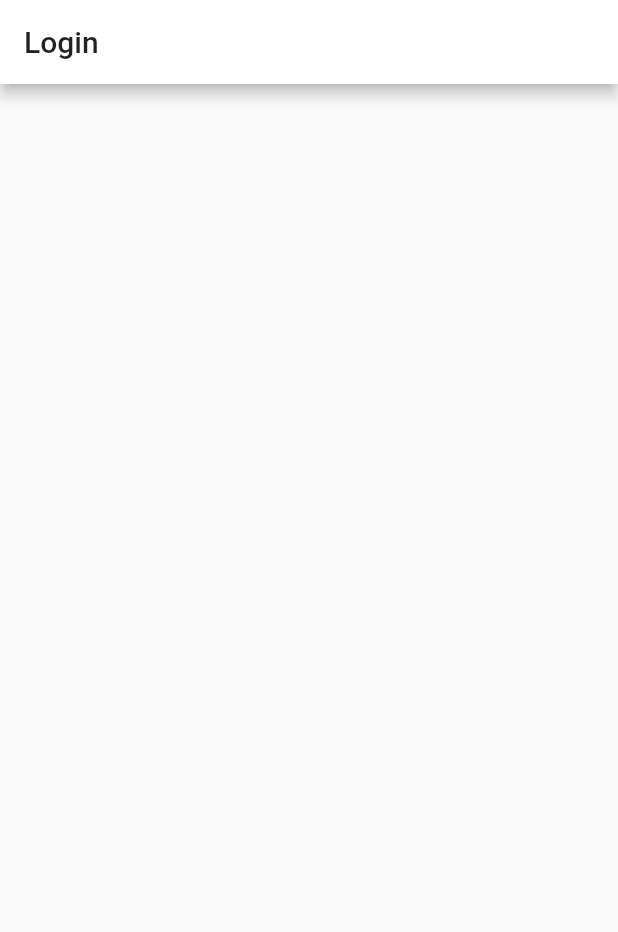
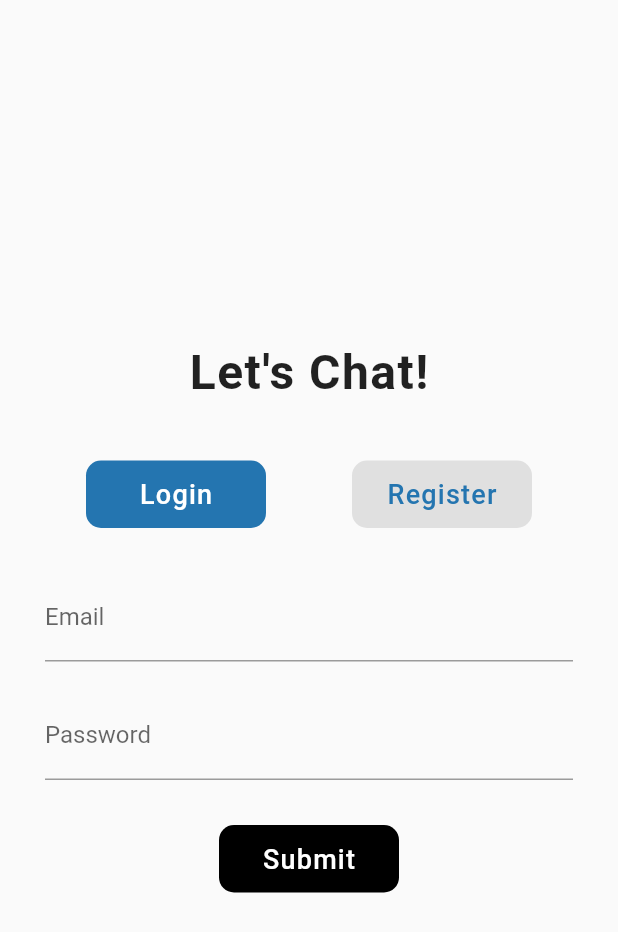
Before and after one commit to Kundan-Tumbahamphe/lets_chat, a Flutter app: the screen it shows after launch, on a phone screen of 412 x 824 dp. Shown: the top 932 px of the screen. Run offline on Flutter 3.47's test engine with Material 2 defaults, Android fonts, the phone set to English and light mode, and no system bars; our stand-ins replace cloud_firestore, firebase_auth, firebase_messaging; accounts and stored records are empty.

Commit message:
login and register functionality added

```diff
--- a/lib/main.dart
+++ b/lib/main.dart
@@ -2,7 +2,7 @@ import 'package:firebase_auth/firebase_auth.dart';
 import 'package:flutter/material.dart';
 import 'package:lets_chat/models/user_data.dart';
 import 'package:lets_chat/screens/home_screen.dart';
-import 'package:lets_chat/screens/login_screen.dart';
+import 'package:lets_chat/screens/welcome_screen.dart';
 import 'package:lets_chat/services/auth_services.dart';
 import 'package:provider/provider.dart';
 
@@ -27,7 +27,7 @@ class MyApp extends StatelessWidget {
       title: 'Let\'s Chat',
       debugShowCheckedModeBanner: false,
       theme: ThemeData(
-        primaryColor: Colors.white,
+        primaryColor: Color.fromRGBO(36, 117, 176, 1),
       ),
       home: StreamBuilder<FirebaseUser>(
         stream: Provider.of<AuthService>(context, listen: false).user,
@@ -37,7 +37,7 @@ class MyApp extends StatelessWidget {
                 snapshot.data.uid;
             return HomeScreen();
           } else {
-            return LoginScreen();
+            return WelcomeScreen();
           }
         },
       ),
--- a/lib/screens/login_screen.dart
+++ /dev/null
@@ -1,17 +0,0 @@
-import 'package:flutter/material.dart';
-
-class LoginScreen extends StatefulWidget {
-  @override
-  _LoginScreenState createState() => _LoginScreenState();
-}
-
-class _LoginScreenState extends State<LoginScreen> {
-  @override
-  Widget build(BuildContext context) {
-    return Scaffold(
-      appBar: AppBar(
-        title: Text('Login'),
-      ),
-    );
-  }
-}
--- /dev/null
+++ b/lib/screens/welcome_screen.dart
@@ -0,0 +1,225 @@
+import 'package:flutter/material.dart';
+import 'package:flutter/services.dart';
+import 'package:lets_chat/services/auth_services.dart';
+import 'package:provider/provider.dart';
+
+class WelcomeScreen extends StatefulWidget {
+  @override
+  _WelcomeScreenState createState() => _WelcomeScreenState();
+}
+
+class _WelcomeScreenState extends State<WelcomeScreen> {
+  int _selectedIndex = 0;
+  final _loginFormKey = GlobalKey<FormState>();
+  final _registerFormKey = GlobalKey<FormState>();
+  String _name, _email, _password;
+
+  _buildLoginForm() {
+    return Form(
+      key: _loginFormKey,
+      child: Column(
+        children: <Widget>[
+          _buildEmailTF(),
+          _buildPasswordTF(),
+        ],
+      ),
+    );
+  }
+
+  _buildRegisterForm() {
+    return Form(
+      key: _registerFormKey,
+      child: Column(
+        children: <Widget>[
+          _buildNameTF(),
+          _buildEmailTF(),
+          _buildPasswordTF(),
+        ],
+      ),
+    );
+  }
+
+  _buildNameTF() {
+    return Padding(
+      padding: const EdgeInsets.symmetric(horizontal: 30.0, vertical: 10.0),
+      child: TextFormField(
+        decoration: const InputDecoration(labelText: 'Name'),
+        validator: (input) =>
+            input.trim().isEmpty ? 'Please enter a valid name' : null,
+        onSaved: (input) => _name = input.trim(),
+      ),
+    );
+  }
+
+  _buildEmailTF() {
+    return Padding(
+      padding: const EdgeInsets.symmetric(horizontal: 30.0, vertical: 10.0),
+      child: TextFormField(
+        decoration: const InputDecoration(labelText: 'Email'),
+        validator: (input) =>
+            !input.contains('@') ? 'Please enter a valid email' : null,
+        onSaved: (input) => _email = input.trim(),
+      ),
+    );
+  }
+
+  _buildPasswordTF() {
+    return Padding(
+      padding: const EdgeInsets.symmetric(horizontal: 30.0, vertical: 10.0),
+      child: TextFormField(
+        decoration: const InputDecoration(
+          labelText: 'Password',
+          focusColor: Colors.red,
+        ),
+        validator: (input) =>
+            input.length < 6 ? 'Password length must be 6 characters' : null,
+        onSaved: (input) => _password = input,
+      ),
+    );
+  }
+
+  _showErrorDialog(String errorMessage) {
+    showDialog(
+      context: context,
+      builder: (_) {
+        return AlertDialog(
+          title: Text('Error'),
+          content: Text(errorMessage),
+          actions: <Widget>[
+            FlatButton(
+              onPressed: () => Navigator.pop(context),
+              child: Text('Ok'),
+            ),
+          ],
+        );
+      },
+    );
+  }
+
+  _submit() async {
+    final authService = Provider.of<AuthService>(context, listen: false);
+    final loginFormKeyState = _loginFormKey.currentState;
+    final registerFormKeyState = _registerFormKey.currentState;
+
+    try {
+      if (_selectedIndex == 0 && loginFormKeyState.validate()) {
+        loginFormKeyState.save();
+        await authService.signIn(email: _email, password: _password);
+      } else if (_selectedIndex == 1 && registerFormKeyState.validate()) {
+        registerFormKeyState.save();
+        await authService.signUp(
+            name: _name, email: _email, password: _password);
+      }
+    } on PlatformException catch (e) {
+      _showErrorDialog(e.message);
+    }
+  }
+
+  @override
+  Widget build(BuildContext context) {
+    return Scaffold(
+      body: SingleChildScrollView(
+        child: Container(
+          height: MediaQuery.of(context).size.height,
+          width: double.infinity,
+          child: Column(
+            crossAxisAlignment: CrossAxisAlignment.center,
+            mainAxisAlignment: MainAxisAlignment.center,
+            children: <Widget>[
+              Text(
+                'Let\'s Chat!',
+                style: TextStyle(
+                  fontSize: 32.0,
+                  fontWeight: FontWeight.bold,
+                  letterSpacing: 1.0,
+                ),
+              ),
+              const SizedBox(height: 40.0),
+              Row(
+                mainAxisAlignment: MainAxisAlignment.spaceEvenly,
+                children: <Widget>[
+                  Container(
+                    height: 45.0,
+                    width: 120.0,
+                    child: FlatButton(
+                      onPressed: () {
+                        setState(() {
+                          _selectedIndex = 0;
+                        });
+                      },
+                      shape: RoundedRectangleBorder(
+                        borderRadius: BorderRadius.circular(10.0),
+                      ),
+                      color: _selectedIndex == 0
+                          ? Theme.of(context).primaryColor
+                          : Colors.grey[300],
+                      child: Text(
+                        'Login',
+                        style: TextStyle(
+                          fontSize: 18.0,
+                          letterSpacing: 0.8,
+                          color: _selectedIndex == 0
+                              ? Colors.white
+                              : Theme.of(context).primaryColor,
+                        ),
+                      ),
+                    ),
+                  ),
+                  Container(
+                    height: 45.0,
+                    width: 120.0,
+                    child: FlatButton(
+                      onPressed: () {
+                        setState(() {
+                          _selectedIndex = 1;
+                        });
+                      },
+                      shape: RoundedRectangleBorder(
+                        borderRadius: BorderRadius.circular(10.0),
+                      ),
+                      color: _selectedIndex == 1
+                          ? Theme.of(context).primaryColor
+                          : Colors.grey[300],
+                      child: Text(
+                        'Register',
+                        style: TextStyle(
+                          fontSize: 18.0,
+                          letterSpacing: 0.8,
+                          color: _selectedIndex == 1
+                              ? Colors.white
+                              : Theme.of(context).primaryColor,
+                        ),
+                      ),
+                    ),
+                  ),
+                ],
+              ),
+              const SizedBox(height: 20.0),
+              _selectedIndex == 0 ? _buildLoginForm() : _buildRegisterForm(),
+              const SizedBox(height: 20.0),
+              Container(
+                height: 45.0,
+                width: 120.0,
+                child: FlatButton(
+                  onPressed: _submit,
+                  shape: RoundedRectangleBorder(
+                    borderRadius: BorderRadius.circular(10.0),
+                  ),
+                  color: Colors.black,
+                  child: Text(
+                    'Submit',
+                    style: TextStyle(
+                      fontSize: 18.0,
+                      letterSpacing: 0.8,
+                      color: Colors.white,
+                    ),
+                  ),
+                ),
+              ),
+            ],
+          ),
+        ),
+      ),
+    );
+  }
+}
```
